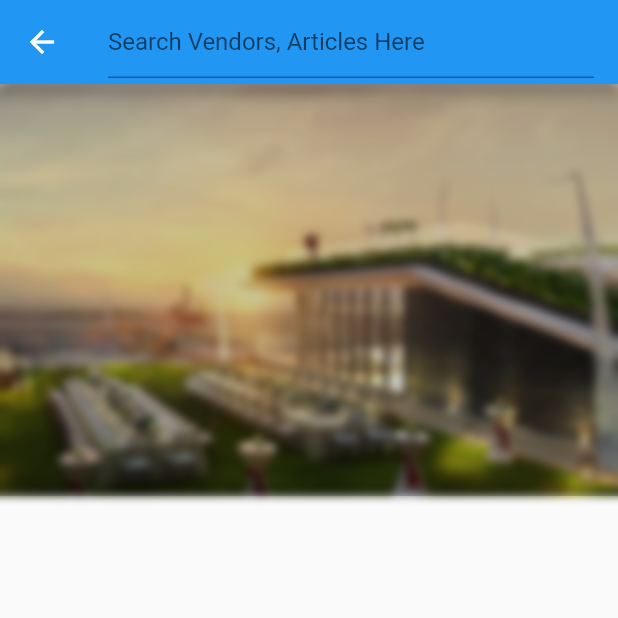
After one commit to agusdarma/bride_story, a Flutter app: the VendorPage screen opened directly, on a phone screen of 412 x 824 dp, the top half of it. The commit adds this screen. Run offline on Flutter 3.47's test engine with Material 2 defaults, Android fonts, the phone set to English and light mode, and no system bars; our stand-ins replace carousel_pro, fluro, shared_preferences; accounts and stored records are empty; statements that could not run were skipped.

Commit message:
vendor page design

```diff
--- /dev/null
+++ b/lib/pages/vendor_page.dart
@@ -0,0 +1,61 @@
+import 'dart:async';
+import 'package:flutter/material.dart';
+import 'package:shared_preferences/shared_preferences.dart';
+import '../data/filter_param.dart';
+import '../utils/constant.dart';
+import 'dart:convert';
+import '../models/result_search_model.dart';
+import 'dart:ui';
+
+class VendorPage extends StatefulWidget {
+  @override
+  _VendorPageState createState() => _VendorPageState();
+}
+
+class _VendorPageState extends State<VendorPage> {
+
+
+  @override
+  Widget build(BuildContext context) {
+    double screenHeight = MediaQuery.of(context).size.height;
+
+    return SafeArea(
+      child: new Scaffold(
+        appBar: AppBar(
+          title: new TextField(
+            decoration:
+                new InputDecoration(hintText: "Search Vendors, Articles Here"),
+          ),
+        ),
+        body:
+            // new Column(
+            // children: <Widget>[
+            new Stack(
+          children: <Widget>[
+            new Container(
+              height: screenHeight / 3,
+              decoration: new BoxDecoration(
+                image: new DecorationImage(
+                  image: new AssetImage('assets/images/1.jpg'),
+                  fit: BoxFit.cover,
+                ),
+              ),
+              child: new BackdropFilter(
+                  filter: new ImageFilter.blur(
+                    sigmaX: 3.0,
+                    sigmaY: 3.0,
+                  ),
+                  child: new Container(
+                    decoration: new BoxDecoration(
+                      color: Colors.black.withOpacity(0.2),
+                    ),
+                  )),
+            )
+          ],
+        ),
+        // ],
+        // ),
+      ),
+    );
+  }
+}
--- a/pubspec.yaml
+++ b/pubspec.yaml
@@ -27,6 +27,7 @@ dependencies:
   # Shared Preference
   # https://pub.dartlang.org/packages/shared_preferences
   shared_preferences: "^0.4.2"
+
 
 dev_dependencies:
   flutter_test:
```
Also changed, not shown: lib/main.dart (+7 -0 lines), lib/pages/result_search_page.dart (+38 -13 lines).
